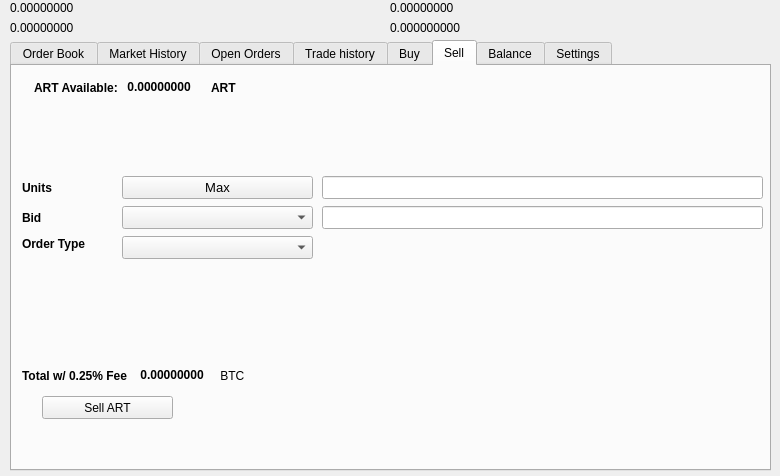
Above: src/qt/forms/tradingdialog.ui from wmcorless/Arktur-coin before the change. Below: the same form after it.
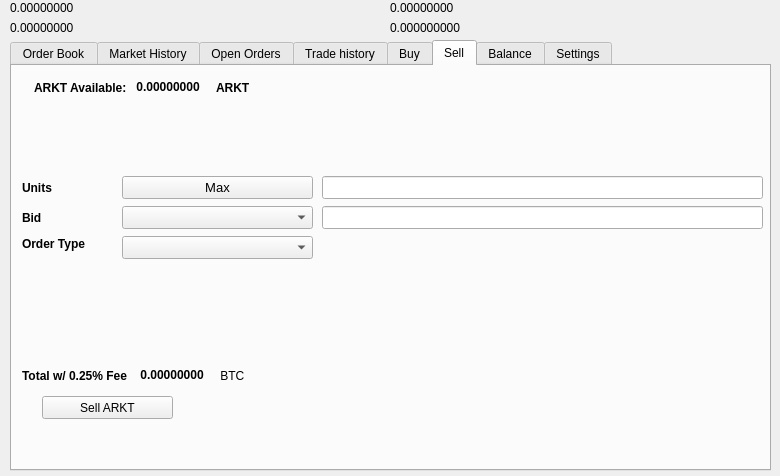
That is the form after the change. The open tabs and pages were chosen to show the change. Icons and pictures are not drawn.

What changed in the file:
```diff
--- a/src/qt/forms/tradingdialog.ui
+++ b/src/qt/forms/tradingdialog.ui
@@ -1751,7 +1751,7 @@
       </rect>
      </property>
      <property name="text">
-      <string>Sell ART</string>
+      <string>Sell ARKT</string>
      </property>
      <property name="icon">
       <iconset resource="../arktur">
@@ -1777,7 +1777,7 @@
          </font>
         </property>
         <property name="text">
-         <string>ART Available:</string>
+         <string>ARKT Available:</string>
         </property>
        </widget>
       </item>
@@ -2221,7 +2221,7 @@
          </font>
         </property>
         <property name="text">
-         <string>ART</string>
+         <string>ARKT</string>
         </property>
        </widget>
       </item>
```
Left out of the diff: 34 changed lines with no effect on the pictures.
